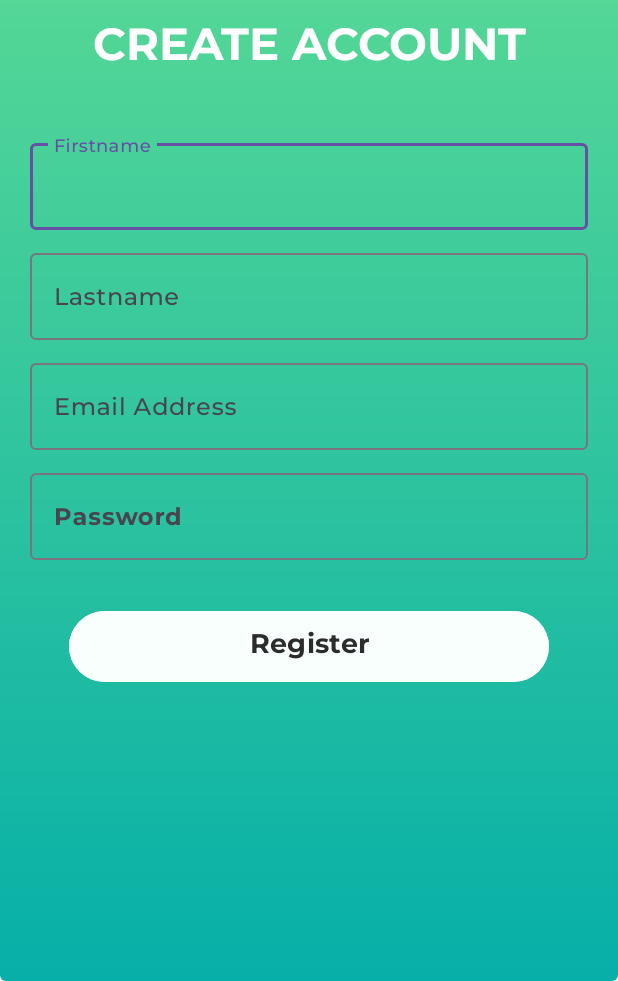
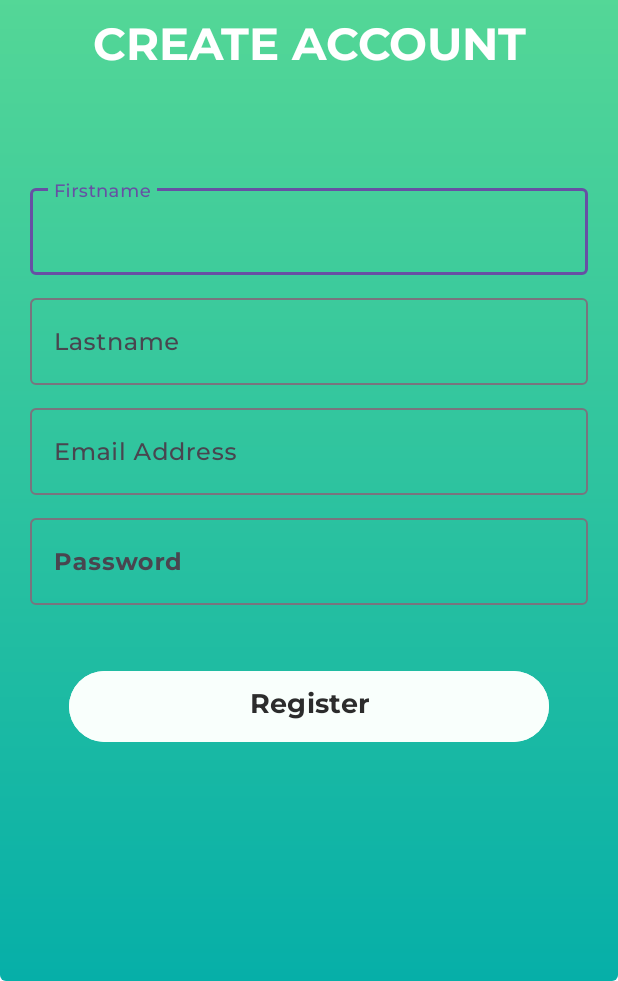
Before and after one commit to jeecoo/Communnect, an Android app: the RegisterActivity screen opened directly, with no data from a screen before it, on a phone screen of 412 x 824 dp, the part 255-1236 px from its top. Run offline under Robolectric (Android 15) with nearby library versions, the phone set to English and light mode, and no system bars; our stand-ins replace Firebase (no records; nobody signed in at launch, a user with empty details on screens opened directly).

```diff
--- a/app/src/main/res/layout/activity_register.xml
+++ b/app/src/main/res/layout/activity_register.xml
@@ -26,7 +26,7 @@
         android:contextClickable="false"
         android:elegantTextHeight="false"
         android:layout_marginTop="10dp"
-        android:layout_marginBottom="20dp"
+        android:layout_marginBottom="50dp"
         android:fontFamily="@font/montserrat_bold"
         android:text="@string/create_account"
         android:textAlignment="center"
@@ -135,6 +135,7 @@
         android:text="@string/register"
         android:textAlignment="center"
         android:textColor="#2C2C2C"
-        android:textSize="18sp"/>
+        android:textSize="18sp"
+        android:layout_marginTop="10dp"/>
 
 </RelativeLayout>
```
